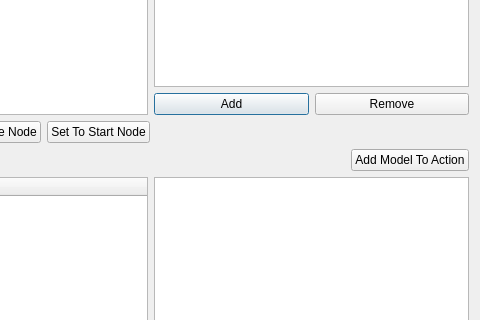
eherr/motion_preprocessing_tool, file motion_analysis/gui/layout/graph_definition_dialog.ui: the form before one commit; both pictures show x 179 to 659 and y 253 to 573 of the 659 by 746 pixel window.
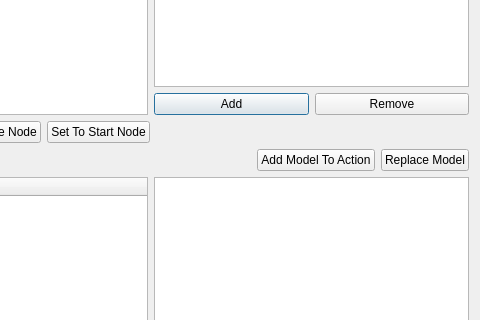
The form after the commit.

Commit message: Added button to replace motion models in existing graph definitions

What changed in the file:
```diff
--- a/motion_analysis/gui/layout/graph_definition_dialog.ui
+++ b/motion_analysis/gui/layout/graph_definition_dialog.ui
@@ -249,6 +249,13 @@
        </property>
       </widget>
      </item>
+     <item>
+      <widget class="QPushButton" name="replaceModelButton">
+       <property name="text">
+        <string>Replace Model</string>
+       </property>
+      </widget>
+     </item>
     </layout>
    </item>
    <item row="6" column="0">
```
The commit also changes 2 other files.
